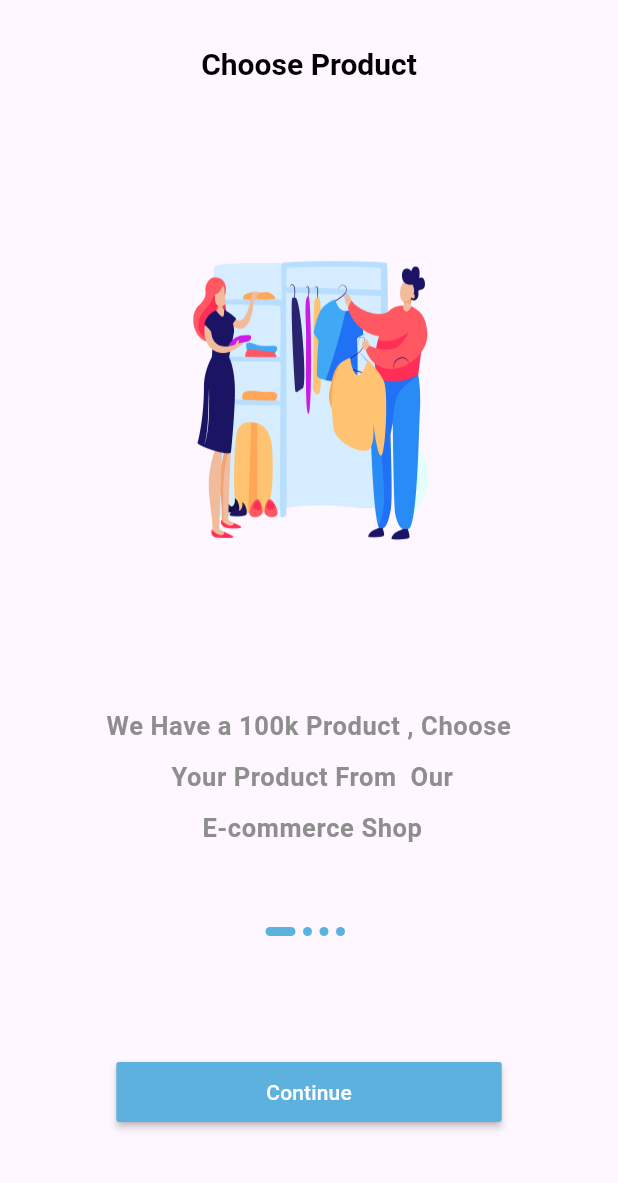
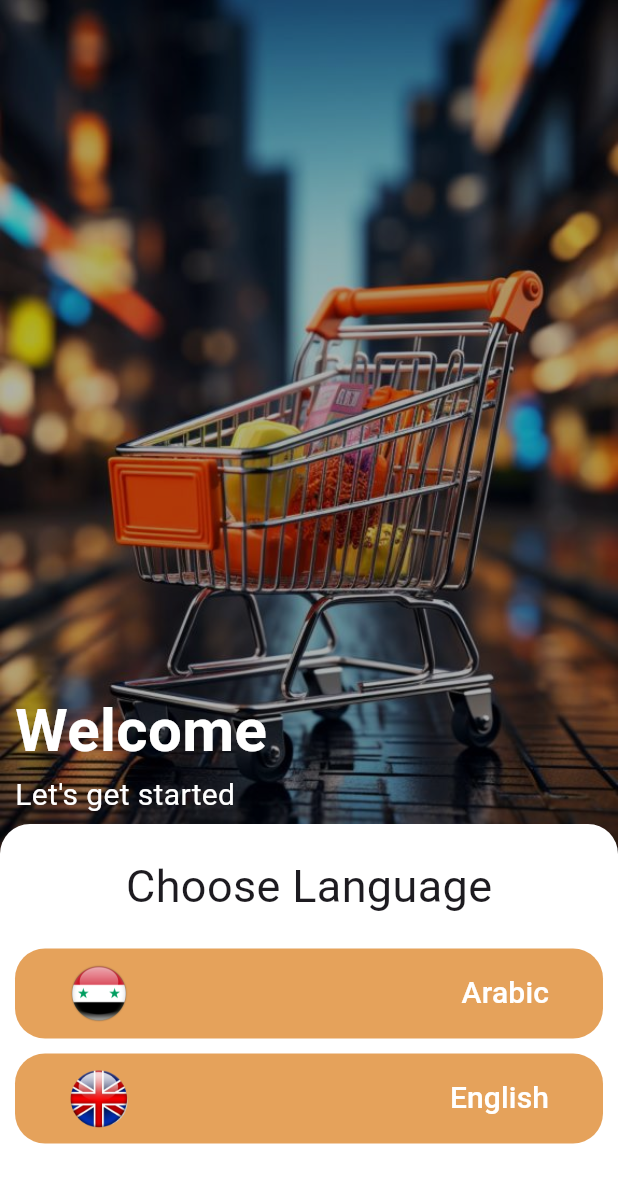
Before and after one commit to AK2000YY/store, a Flutter app: the screen it shows after launch, on a phone screen of 412 x 824 dp. Shown: the top 1183 px of the screen. Run offline on Flutter 3.47's test engine with Material 3 defaults, Android fonts, the light colour scheme and no system bars; our stand-ins replace get, shared_preferences.

Commit message:
change language ui design is completed.

```diff
--- a/lib/core/constant/app_image_asset.dart
+++ b/lib/core/constant/app_image_asset.dart
@@ -6,4 +6,7 @@ class AppImageAsset {
   static const String onBoardingTwo = "$routImage/onBoardingTwo.PNG";
   static const String onBoardingThree = "$routImage/onBoardingThree.PNG";
   static const String onBoardingFour = "$routImage/onBoardingFour.PNG";
+  static const String chooseLanguage = "$routImage/choose.JPG";
+  static const String arabicLanguage = "$routImage/arabic.PNG";
+  static const String englishLanguage = "$routImage/english.PNG";
 }
--- a/lib/core/constant/color.dart
+++ b/lib/core/constant/color.dart
@@ -2,6 +2,6 @@ import 'package:flutter/material.dart';
 
 class AppColor {
   static const Color grey = Color(0xff8e8e8e);
-  static const Color primaryColor = Color(0xff5db1df);
+  static const Color primaryColor = Color(0xffe5a25b);
   static const Color black = Color(0xff000000);
 }
--- a/lib/core/constant/routes.dart
+++ b/lib/core/constant/routes.dart
@@ -1,3 +1,4 @@
 class AppRoutes {
   static const String login = "/login";
+  static const String onBoarding = "/onBoarding";
 }
--- /dev/null
+++ b/lib/core/localization/locale_controller.dart
@@ -0,0 +1,26 @@
+import 'dart:ui';
+
+import 'package:get/get.dart';
+import 'package:untitled/core/service/services.dart';
+
+class LocaleController extends GetxController {
+
+  Locale? language;
+
+  MyServices myServices = Get.find();
+
+  changeLang(String codeLang) {
+    Locale locale = Locale(codeLang);
+    myServices.sharedPreferences.setString("lang", codeLang);
+    Get.updateLocale(locale);
+  }
+
+  @override
+  void onInit() {
+    String? savedLang = myServices.sharedPreferences.getString("lang");
+    language = savedLang == null ?
+      Locale(Get.deviceLocale!.languageCode) :
+      Locale(savedLang);
+    super.onInit();
+  }
+}
--- /dev/null
+++ b/lib/core/localization/translation.dart
@@ -0,0 +1,22 @@
+import 'package:get/get.dart';
+
+class MyTranslation extends Translations {
+  @override
+  Map<String, Map<String, String>> get keys => {
+    "ar": {
+      "1": "اختر اللغة",
+      "2": "مرحباً",
+      "3": "لننطلق في رحلة التسوق",
+      "4": "عربي",
+      "5": "انكليزي"
+    },
+    "en": {
+      "1": "Choose Language",
+      "2": "Welcome",
+      "3": "Let's get started",
+      "4": "Arabic",
+      "5": "English"
+    }
+  };
+
+}
--- /dev/null
+++ b/lib/core/service/services.dart
@@ -0,0 +1,15 @@
+import 'package:get/get.dart';
+import 'package:shared_preferences/shared_preferences.dart';
+
+class MyServices extends GetxService {
+  late SharedPreferences sharedPreferences;
+
+  Future<MyServices> init() async {
+    sharedPreferences = await SharedPreferences.getInstance();
+    return this;
+  }
+}
+
+initialServices() async {
+  await Get.putAsync(()=>MyServices().init());
+}
--- a/lib/main.dart
+++ b/lib/main.dart
@@ -1,11 +1,16 @@
 import 'package:flutter/material.dart';
 import 'package:get/get.dart';
+import 'package:untitled/core/localization/locale_controller.dart';
+import 'package:untitled/core/localization/translation.dart';
+import 'package:untitled/core/service/services.dart';
 import 'package:untitled/routes.dart';
-import 'package:untitled/view/screen/on_boarding.dart';
+import 'package:untitled/view/screen/language.dart';
 
 import 'core/constant/color.dart';
 
-void main() {
+void main() async {
+  WidgetsFlutterBinding.ensureInitialized();
+  await initialServices();
   runApp(const MyApp());
 }
 
@@ -14,7 +19,10 @@ class MyApp extends StatelessWidget {
 
   @override
   Widget build(BuildContext context) {
+    LocaleController controller = Get.put(LocaleController());
     return GetMaterialApp(
+      translations: MyTranslation(),
+      locale: controller.language,
       debugShowCheckedModeBanner: false,
       title: 'Flutter Demo',
       theme: ThemeData(
@@ -24,6 +32,11 @@ class MyApp extends StatelessWidget {
               fontSize: 20 ,
               color: AppColor.black
           ),
+          headlineMedium: TextStyle(
+                fontWeight: FontWeight.bold,
+                fontSize: 26 ,
+                color: AppColor.black
+            ),
           bodySmall: TextStyle(
               height: 2,
               color: AppColor.grey,
@@ -34,7 +47,7 @@ class MyApp extends StatelessWidget {
         colorScheme: ColorScheme.fromSeed(seedColor: Colors.deepPurple),
         useMaterial3: true,
       ),
-      home: const OnBoarding(),
+      home: const Language(),
       routes: routes,
     );
   }
--- a/lib/routes.dart
+++ b/lib/routes.dart
@@ -1,8 +1,10 @@
 import 'package:flutter/material.dart';
 import 'package:untitled/view/screen/auth/login.dart';
+import 'package:untitled/view/screen/on_boarding.dart';
 
 import 'core/constant/routes.dart';
 
 Map<String, Widget Function(BuildContext)> routes = {
-  AppRoutes.login: (context) => const Login()
+  AppRoutes.login: (context) => const Login(),
+  AppRoutes.onBoarding: (context) => const OnBoarding()
 };
--- /dev/null
+++ b/lib/view/screen/language.dart
@@ -0,0 +1,94 @@
+import 'package:flutter/material.dart';
+import 'package:untitled/core/constant/app_image_asset.dart';
+import 'package:untitled/core/constant/routes.dart';
+import 'package:untitled/core/localization/locale_controller.dart';
+import 'package:get/get.dart';
+import 'package:untitled/view/widget/language/custom_button_lang.dart';
+
+
+class Language extends GetView<LocaleController> {
+  const Language({super.key});
+
+  @override
+  Widget build(BuildContext context) {
+    final screenHeight = MediaQuery.of(context).size.height;
+    return Scaffold(
+      body: SizedBox(
+        height: double.infinity,
+        width: double.infinity,
+        child: Stack(
+          children: [
+            Positioned(
+                top: 0,
+                right: 0,
+                left: 0,
+                height: screenHeight* 5/6,
+                child: Image.asset(
+                    AppImageAsset.chooseLanguage,
+                    fit: BoxFit.cover,
+                )
+            ),
+            Positioned(
+                top: 0,
+                right: 0,
+                left: 0,
+                height: screenHeight* 5/6,
+                child: Container(
+                  color: Colors.black.withOpacity(0.3),
+                ),
+            ),
+            Positioned(
+                left: 0,
+                right: 0,
+                bottom: screenHeight * 2/6 ,
+                child: Container(
+                  margin: const EdgeInsetsDirectional.only(start: 10, bottom: 5),
+                  child: Column(
+                    mainAxisAlignment: MainAxisAlignment.start,
+                    crossAxisAlignment: CrossAxisAlignment.start,
+                    children: [
+                      Text( "2".tr, style: const TextStyle(fontSize: 40 , color: Colors.white , fontWeight: FontWeight.bold)),
+                      Text("3".tr, style: const TextStyle(fontSize: 20 , color: Colors.white))
+                    ],
+                  ),
+                )
+            ),
+            Positioned(
+                bottom: 0,
+                right: 0,
+                left: 0,
+                height: screenHeight* 2/6,
+                child: Container(
+                  decoration: const BoxDecoration(
+                    borderRadius: BorderRadius.only(topLeft: Radius.circular(20), topRight: Radius.circular(20)),
+                    color: Colors.white,
+                  ),
+                  child: Column(
+                    mainAxisAlignment: MainAxisAlignment.start,
+                    crossAxisAlignment: CrossAxisAlignment.center,
+                    children: [
+                      Padding(
+                        padding: const EdgeInsets.only(top: 20, bottom: 20),
+                        child: Text("1".tr, style: const TextStyle(fontSize: 30),),
+                      ),
+                      CustomButtonLang(textButton: "4".tr, image: AppImageAsset.arabicLanguage, onPressed: (){
+                        controller.changeLang("ar");
+                        Get.toNamed(AppRoutes.onBoarding);
+                      }),
+                      CustomButtonLang(textButton: "5".tr, image: AppImageAsset.englishLanguage, onPressed: (){
+                        controller.changeLang("en");
+                        Get.toNamed(AppRoutes.onBoarding);
+                      },)
+                    ],
+                  ),
+                )
+            )
+          ],
+        ),
+      ),
+    );
+  }
+}
+//
+// controller.changeLang("ar");
+// Get.toNamed(AppRoutes.onBoarding);
--- a/lib/view/screen/on_boarding.dart
+++ b/lib/view/screen/on_boarding.dart
@@ -1,4 +1,3 @@
-
 import 'package:flutter/material.dart';
 import 'package:get/get.dart';
 import 'package:untitled/controller/on_boarding_controller.dart';
--- /dev/null
+++ b/lib/view/widget/language/custom_button_lang.dart
@@ -0,0 +1,43 @@
+import 'package:flutter/material.dart';
+
+import '../../../core/constant/color.dart';
+
+class CustomButtonLang extends StatelessWidget {
+
+  final String textButton;
+  final String image;
+  final void Function()? onPressed;
+
+  const CustomButtonLang({super.key, required this.textButton, required this.image, this.onPressed});
+
+  @override
+  Widget build(BuildContext context) {
+    return Container(
+      margin: const EdgeInsets.only(bottom: 10, left: 10, right: 10),
+      width: double.infinity,
+      decoration: BoxDecoration(
+          color: AppColor.primaryColor,
+          borderRadius: BorderRadius.circular(20)
+      ),
+      child: MaterialButton(
+        onPressed: onPressed,
+        child: Container(
+          width: double.infinity,
+          padding: const EdgeInsets.symmetric(horizontal: 20, vertical: 10),
+          child: Row(
+            mainAxisAlignment: MainAxisAlignment.spaceBetween,
+            children: [
+              Image.asset(
+                image,
+                width: 40,
+                height: 40,
+                fit: BoxFit.cover,
+              ),
+              Text(textButton, style: const TextStyle(fontSize: 20, color: Colors.white),)
+            ],
+          ),
+        ),
+      ),
+    );
+  }
+}
```
Also changed, not shown: assets/images/arabic.PNG (added), assets/images/choose.JPG (added), assets/images/english.PNG (added).
